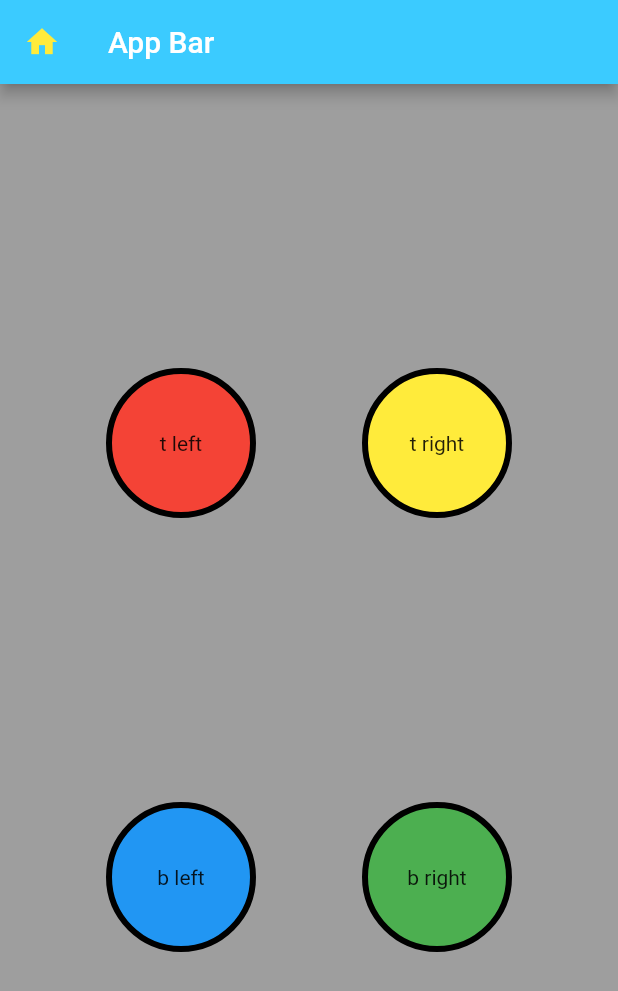
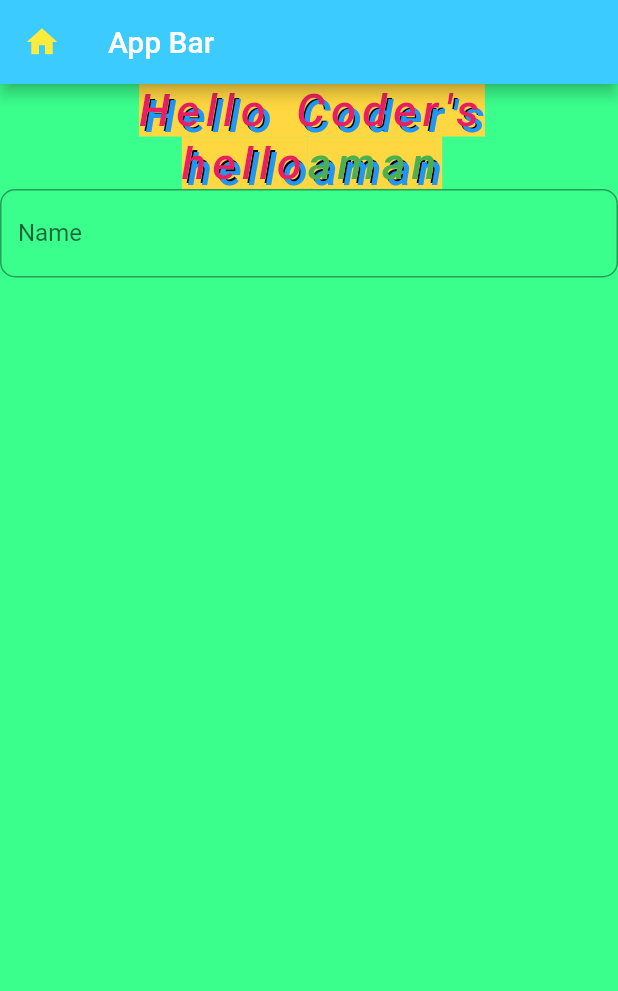
Before and after one commit to ag597482/flutter, a Flutter app: the screen it shows after launch, on a phone screen of 412 x 824 dp. Shown: the top 991 px of the screen. Run offline on Flutter 3.47's test engine with Material 2 defaults, Android fonts, the phone set to English and light mode, and no system bars.

Commit message:
added text types

```diff
--- a/lib/main.dart
+++ b/lib/main.dart
@@ -21,29 +21,9 @@ class App extends StatelessWidget {
                 color: Colors.yellow,
               ),
             ),
-          body: Container(
-            color: Colors.grey,
-            child: Column(
-              mainAxisAlignment: MainAxisAlignment.spaceEvenly,
-              children: [
-                Row(
-                  mainAxisAlignment: MainAxisAlignment.spaceEvenly,
-                  children: [
-                    getContainer("t left", Colors.red),
-                    getContainer("t right", Colors.yellow)
-                  ],
-                ),
-                Row(
-                  mainAxisAlignment: MainAxisAlignment.spaceEvenly,
-                  children: [
-                    getContainer("b left", Colors.blue),
-                    getContainer("b right", Colors.green)
-                  ],
-                )
-              ],
-            ),
-          )),
-    );
+            body: Column(
+              children: [getText("hello"), getRichText(), getTextField()],
+            )));
   }
 }
 
@@ -59,3 +39,65 @@ Container getContainer(var v, Color c) {
         borderRadius: BorderRadius.circular(50)),
   );
 }
+
+Text getText(String s) {
+  return Text("Hello Coder's",
+      style: TextStyle(
+          color: Colors.pink,
+          fontSize: 30,
+          fontStyle: FontStyle.italic,
+          fontWeight: FontWeight.w500,
+          backgroundColor: Colors.amberAccent,
+          letterSpacing: 4.0,
+          wordSpacing: 5.0,
+          shadows: [
+            Shadow(color: Colors.black, offset: Offset(3.0, 3.0)),
+            Shadow(color: Colors.blue, offset: Offset(4.0, 4.0))
+          ]));
+}
+
+RichText getRichText() {
+  return RichText(
+    text: TextSpan(
+        text: "hello",
+        style: TextStyle(
+            color: Colors.pink,
+            fontSize: 30,
+            fontStyle: FontStyle.italic,
+            fontWeight: FontWeight.w500,
+            backgroundColor: Colors.amberAccent,
+            letterSpacing: 4.0,
+            wordSpacing: 5.0,
+            shadows: [
+              Shadow(color: Colors.black, offset: Offset(3.0, 3.0)),
+              Shadow(color: Colors.blue, offset: Offset(4.0, 4.0))
+            ]),
+        children: [
+          TextSpan(
+              text: "aman",
+              style: TextStyle(
+                  color: Colors.green,
+                  fontSize: 30,
+                  fontStyle: FontStyle.italic,
+                  fontWeight: FontWeight.w500,
+                  backgroundColor: Colors.amberAccent,
+                  letterSpacing: 4.0,
+                  wordSpacing: 5.0,
+                  shadows: [
+                    Shadow(color: Colors.black, offset: Offset(3.0, 3.0)),
+                    Shadow(color: Colors.blue, offset: Offset(4.0, 4.0))
+                  ]))
+        ]),
+  );
+}
+
+TextField getTextField() {
+  return TextField(
+    //cursorWidth: 2,
+    decoration: InputDecoration(
+        hoverColor: Colors.black,
+        border: OutlineInputBorder(borderRadius: BorderRadius.circular(10)),
+        labelText: "Name",
+        hintText: "Enter you name"),
+  );
+}
```
Lines whose indentation alone changed are shown as unchanged.
